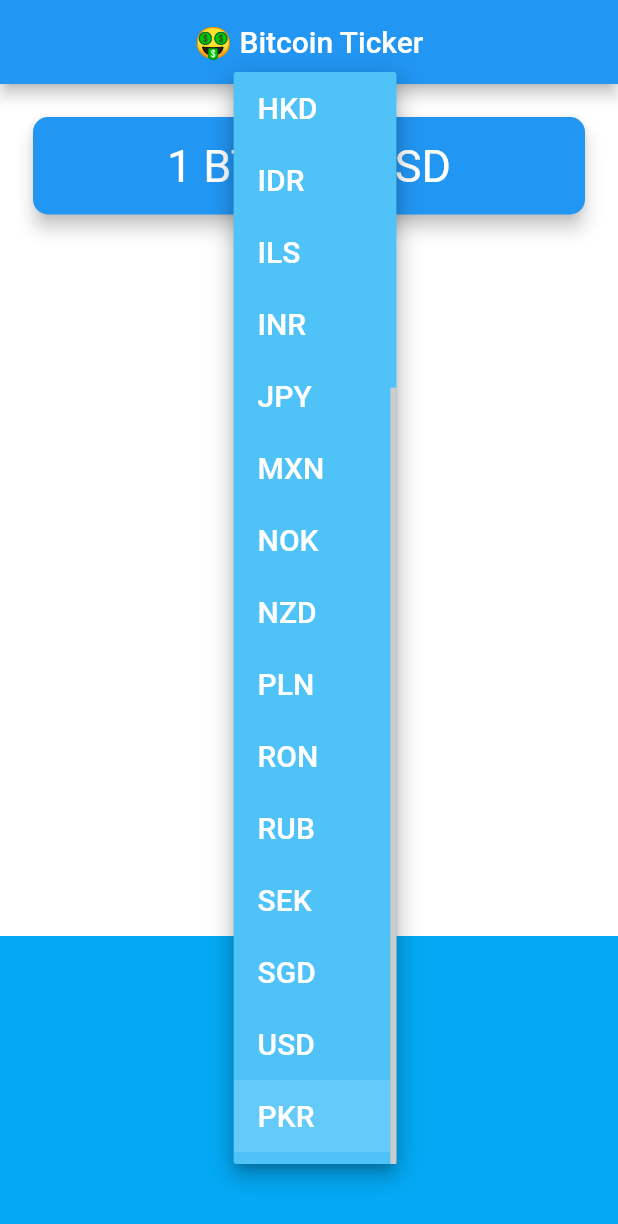
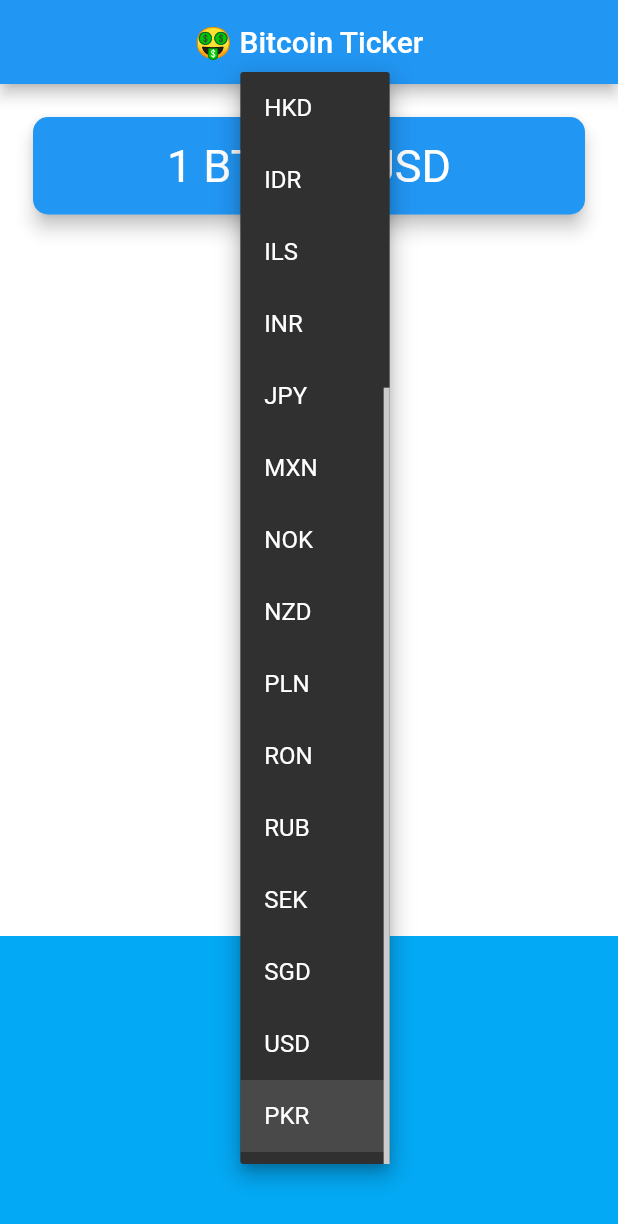
Before and after one commit to ghulamrasuldev/bitcoin_ticker, a Flutter app: the screen it shows after launch, after a tap on "PKR", on a phone screen of 412 x 824 dp. Shown: the top 1224 px of the screen. Run offline on Flutter 3.47's test engine with Material 2 defaults, Android fonts, the phone set to English and light mode, and no system bars.

Commit message:
added lists

```diff
--- a/lib/Screens/PriceScreen.dart
+++ b/lib/Screens/PriceScreen.dart
@@ -1,5 +1,8 @@
+import 'dart:io';
+
 import 'package:flutter/material.dart';
 import 'package:bitcoin_ticker/Utilities/coin_data.dart';
+import 'package:flutter/cupertino.dart';
 
 class PriceScreen extends StatefulWidget {
   @override
@@ -7,25 +10,56 @@ class PriceScreen extends StatefulWidget {
 }
 
 class _PriceScreenState extends State<PriceScreen> {
-  String defaultValue = 'PKR';
+  String selectedCurrency = 'PKR';
   // ignore: non_constant_identifier_names
+  DropdownButton<String> androidDropdown() {
+    List<DropdownMenuItem<String>> dropdownItems = [];
+    for (String currency in currenciesList) {
+      var newItem = DropdownMenuItem(
+        child: Text(currency),
+        value: currency,
+      );
+      dropdownItems.add(newItem);
+    }
+    return DropdownButton<String>(
+      value: selectedCurrency,
+      items: dropdownItems,
+      onChanged: (value) {
+        setState(() {
+          selectedCurrency = value;
+        });
+      },
+    );
+  }
 
-  List<DropdownMenuItem<String>> getPaperCurrency() {
-    List<DropdownMenuItem<String>> PaperCurrencies = [];
-    for (int i = 0; i < currenciesList.length; i++) {
-      String currencyName = currenciesList[i];
-      DropdownMenuItem<String> newItem = DropdownMenuItem(
-        child: Text(currencyName),
-        value: currencyName,
-      );
-      PaperCurrencies.add(newItem);
+  CupertinoPicker iOSPicker() {
+    List<Text> pickerItems = [];
+    for (String currency in currenciesList) {
+      pickerItems.add(Text(currency));
     }
-    return PaperCurrencies;
+
+    return CupertinoPicker(
+      backgroundColor: Colors.lightBlue,
+      itemExtent: 32.0,
+      onSelectedItemChanged: (selectedIndex) {
+        setState(() {
+          selectedCurrency = currenciesList[selectedIndex];
+        });
+      },
+      children: pickerItems,
+    );
+  }
+
+  Widget getPicker() {
+    if (Platform.isAndroid) {
+      return androidDropdown();
+    } else  {
+      return iOSPicker();
+    }
   }
 
   @override
   Widget build(BuildContext context) {
-    getPaperCurrency();
     return Scaffold(
       appBar: AppBar(
         title: Center(
@@ -63,19 +97,7 @@ class _PriceScreenState extends State<PriceScreen> {
             alignment: Alignment.center,
             padding: EdgeInsets.only(bottom: 30.0),
             color: Colors.lightBlue,
-            child: DropdownButton<String>(
-              autofocus: true,
-              focusColor: Colors.blue,
-              dropdownColor: Colors.lightBlue.shade300,
-              value: defaultValue,
-              items: getPaperCurrency(),
-              style: Theme.of(context).textTheme.title,
-              onChanged: (value) {
-                setState(() {
-                  defaultValue = value;
-                });
-              },
-            ),
+            child: getPicker(),
           ),
         ],
       ),
```
